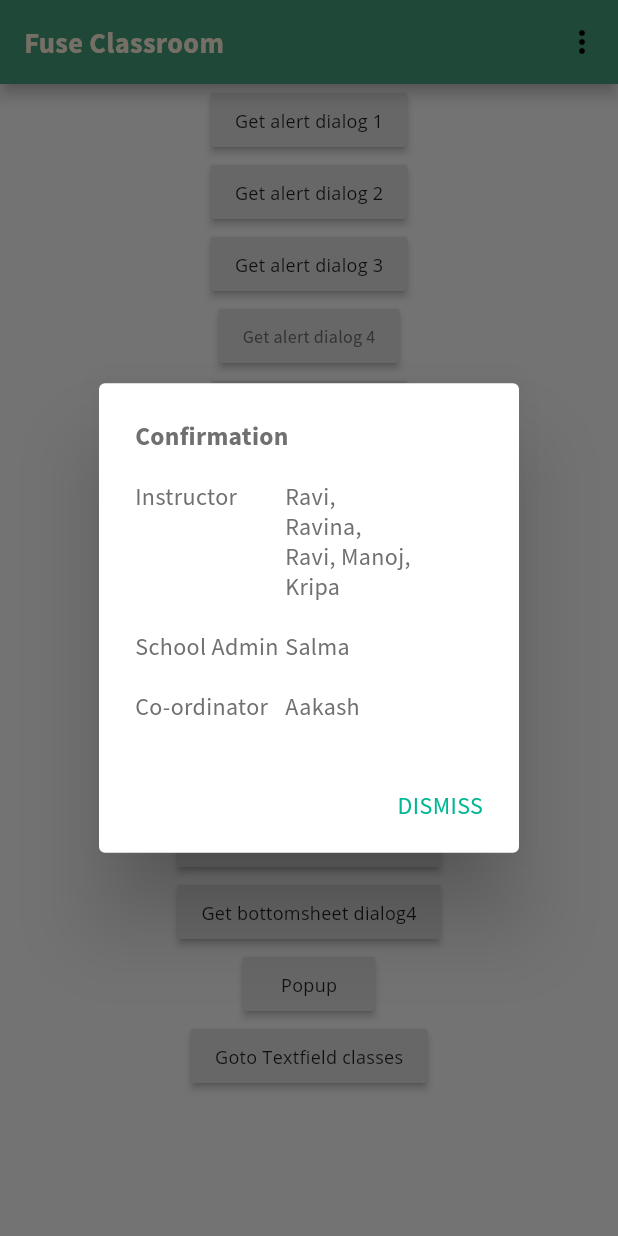
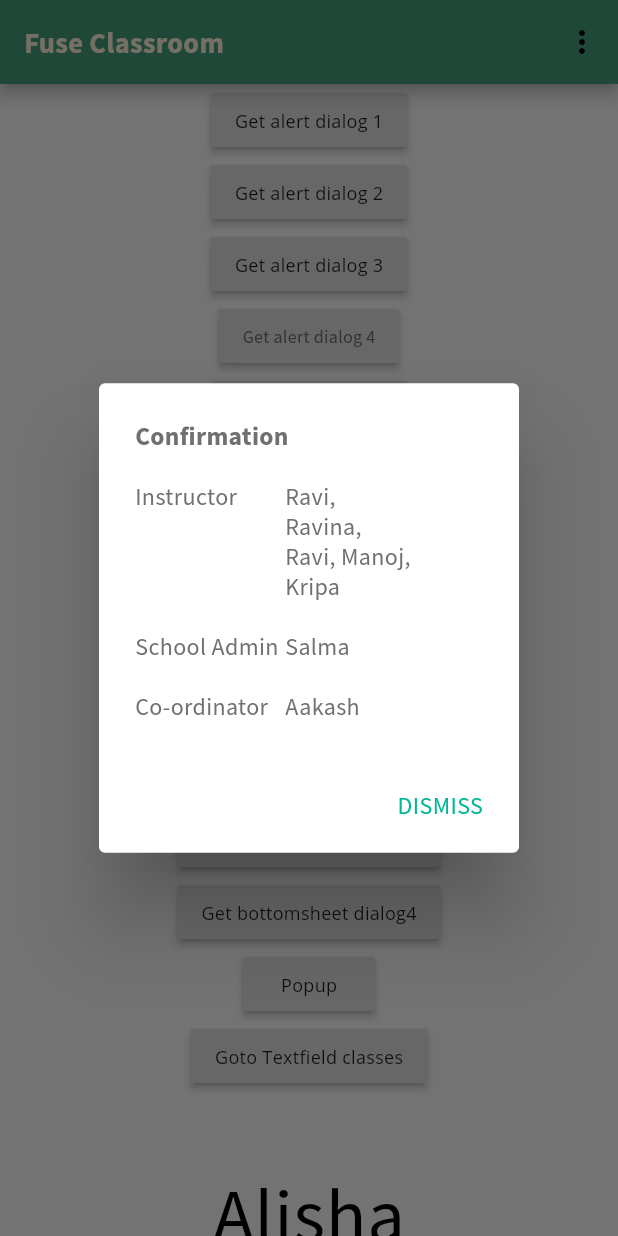
Before and after one commit to alisha-budhathoki/reusable_widgets, a Flutter app: the screen it shows after launch, after a tap on "Get alert dialog 1", on a phone screen of 412 x 824 dp. Run offline on Flutter 3.47's test engine with Material 2 defaults, Android fonts, the phone set to English and light mode, and no system bars.

Commit message:
changes in new branch

```diff
--- a/lib/main.dart
+++ b/lib/main.dart
@@ -4,7 +4,6 @@ import 'package:class_room/ui/styles/app_themes.dart';
 import 'package:class_room/ui/styles/color_palette.dart';
 import 'package:class_room/ui/styles/style_extension.dart';
 import 'package:class_room/ui/styles/text_styles.dart';
-import 'package:device_preview/device_preview.dart';
 import 'package:flutter/foundation.dart';
 import 'package:flutter/material.dart';
 
@@ -12,10 +11,11 @@ import 'package:flutter/material.dart';
 
 void main() {
   runApp(
-    DevicePreview(
-      enabled: !kReleaseMode,
-      builder: (context) => MyApp(), // Wrap your app
-    ),
+    MyApp()
+    // DevicePreview(
+    //   enabled: !kReleaseMode,
+    //   builder: (context) => MyApp(), // Wrap your app
+    // ),
   );}
 
 class MyApp extends StatelessWidget {
--- a/lib/presentation/pages/home_page.dart
+++ b/lib/presentation/pages/home_page.dart
@@ -199,7 +199,10 @@ class MyHomePage extends StatelessWidget {
                   'Goto Textfield classes',
                 ),
               ),
-              SizedBox(height: 50)
+              SizedBox(height: 50),
+              Text('Alisha', style: TextStyles.headline1.medium.withSize(50).withColor(Colors.black),),
+              Text('Alisha', style: TextStyles.button.medium.withSize(50).withColor(Colors.black),),
+              SizedBox(height: 50),
             ],
           ),
         ),
--- a/lib/ui/styles/text_styles.dart
+++ b/lib/ui/styles/text_styles.dart
@@ -12,6 +12,7 @@ class TextStyles {
 
   static final headline1 = _base.copyWith(
     fontSize: 24.0,
+    letterSpacing: 0.5,
     fontWeight: FontWeight.w900,
     fontFamily: AppConfig.fontFamilyTexts,
   );
@@ -82,3 +83,4 @@ class TextStyles {
     fontFamily: AppConfig.fontFamilyTexts,
   );
 }
+//changes here
--- a/pubspec.yaml
+++ b/pubspec.yaml
@@ -12,7 +12,6 @@ dependencies:
 
   cupertino_icons: ^1.0.0
   google_fonts: ^1.1.2
-  device_preview: ^0.5.5
 
 dev_dependencies:
   flutter_test:
@@ -29,8 +28,3 @@ flutter:
       fonts:
         - asset: assets/fonts/OpenSans-Bold.ttf
         - asset: assets/fonts/OpenSans-Regular.ttf
-
-#    - family: OpenSans
-#      fonts:
-#        - asset: assets/fonts/OpenSans-Bold.ttf
-#        - asset: assets/ fonts/OpenSans-Regular.ttf
```
Also changed, not shown: pubspec.lock.
